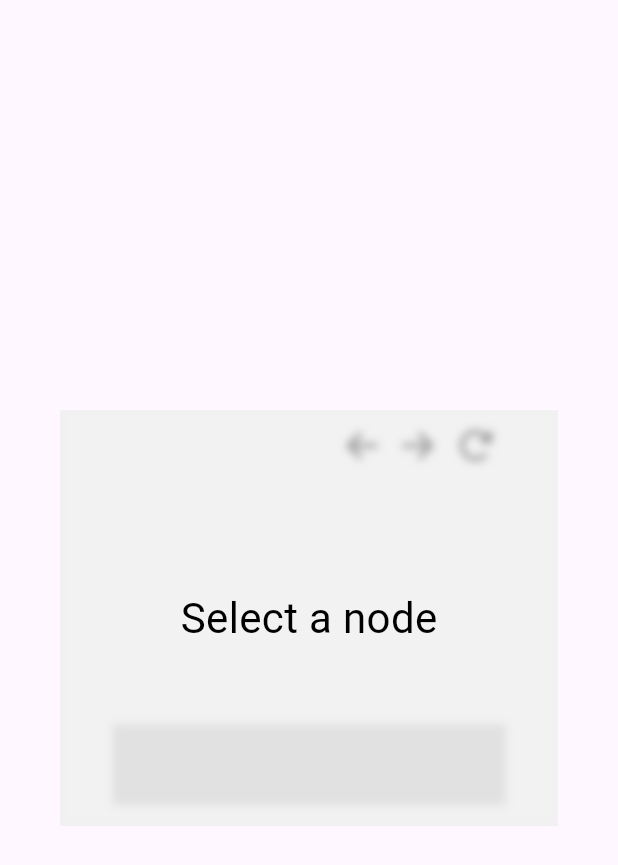
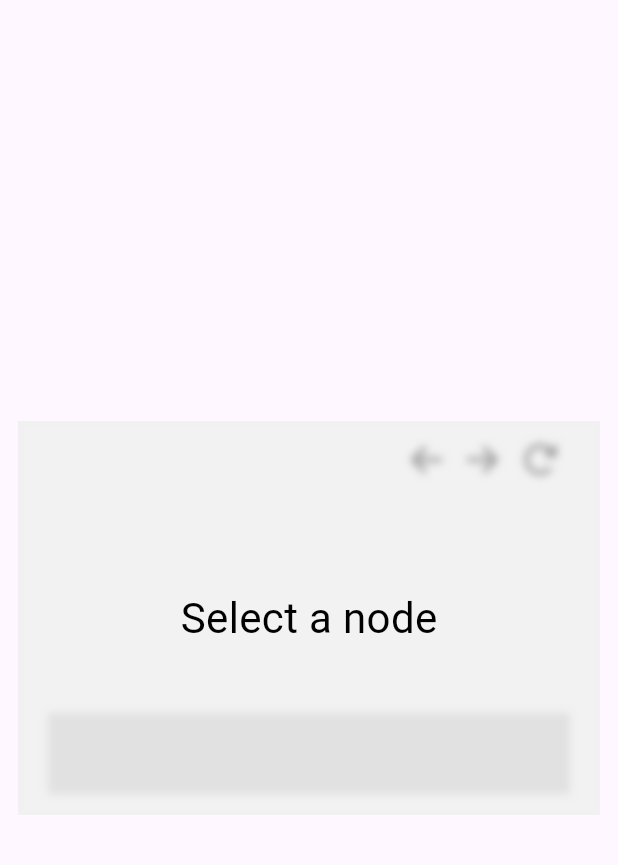
Before and after one commit to AndreiLacatos-works/opc-node-designer, a Flutter app: the DesignerChart widget shown alone on an empty page, opened directly, on a phone screen of 412 x 824 dp. Shown: the top 865 px of the screen. Run offline on Flutter 3.47's test engine with Material 3 defaults, Android fonts, the phone set to English and light mode, and no system bars; our stand-ins replace file_picker, flutter_riverpod, font_awesome_flutter, freezed_annotation, riverpod_annotation; missing offline and left inert: window_manager; generated files the repository leaves out were written again; statements that could not run were skipped.

Commit message:
Widget structure rework

```diff
--- a/src/waveform_designer/lib/widgets/designer/chart/DesignerChart.dart
+++ b/src/waveform_designer/lib/widgets/designer/chart/DesignerChart.dart
@@ -5,7 +5,6 @@ import 'package:flutter_riverpod/flutter_riverpod.dart';
 import 'package:waveform_designer/state/designer/designer.state.dart';
 import 'package:waveform_designer/state/opc_designer/opc_designer.state.dart';
 import 'package:waveform_designer/state/opc_structure/opc_structure.model.dart';
-import 'package:waveform_designer/state/waveform/waveform.model.dart';
 import 'package:waveform_designer/state/waveform/waveform.state.dart';
 import 'package:waveform_designer/theme/AppTheme.dart';
 import 'package:waveform_designer/widgets/designer/chart/PanControls.dart';
@@ -21,37 +20,26 @@ class DesignerChart extends ConsumerWidget {
     final panningState = ref.watch(designerStateProvider);
     final valueNodeSelected =
         ref.watch(opcDesignerStateProvider).selectedNode is OpcValueNodeModel;
-    final isVoidState = waveformState.type == Void;
+
     return Expanded(
       child: Padding(
-        padding: EdgeInsets.fromLTRB(40, 0, 40, 0),
-        child: Center(
+        padding: const EdgeInsets.all(12),
+        child: Column(
+          mainAxisAlignment: MainAxisAlignment.center,
+          children: [
+            Container(
+              color: AppTheme.foreground,
               child: Stack(
                 children: [
-              Column(
-                mainAxisAlignment: MainAxisAlignment.center,
-                mainAxisSize: MainAxisSize.min,
+                  Padding(
+                    padding: const EdgeInsets.symmetric(
+                        vertical: 14, horizontal: 20),
+                    child: Column(
                       children: [
-                  Container(
-                    width: double.infinity,
-                    padding: EdgeInsets.fromLTRB(35, 12, 35, 12),
-                    color: AppTheme.foreground,
-                    child: PanControls(),
-                  ),
-                  Transform.translate(
-                    offset: Offset(0, -1),
-                    child: Container(
-                      padding: EdgeInsets.all(35),
-                      color: AppTheme.foreground,
-                      child: Stack(
-                        children: isVoidState
-                            ? [
-                                AspectRatio(
-                                  aspectRatio: 3.2,
-                                  child: SizedBox.expand(),
-                                ),
-                              ]
-                            : [
+                        PanControls(),
+                        SizedBox.square(dimension: 12),
+                        Stack(
+                          children: [
                             AspectRatio(
                               aspectRatio: 3.2,
                               child: ChartPainter(
@@ -61,7 +49,6 @@ class DesignerChart extends ConsumerWidget {
                             ),
                             AspectRatio(
                               aspectRatio: 3.2,
-                                  child: InteractionHandler(
                               child: CustomPaint(
                                 painter: TickPainter(
                                   duration: waveformState.duration,
@@ -71,20 +58,16 @@ class DesignerChart extends ConsumerWidget {
                                 ),
                               ),
                             ),
+                            AspectRatio(
+                              aspectRatio: 3.2,
+                              child: InteractionHandler(),
                             ),
                           ],
                         ),
+                        SizedBox.square(dimension: 36),
+                        PanIndicator(),
+                      ],
                     ),
-                  ),
-                  Transform.translate(
-                    offset: Offset(0, -2),
-                    child: Container(
-                      padding: EdgeInsets.fromLTRB(35, 12, 35, 12),
-                      color: AppTheme.foreground,
-                      child: PanIndicator(),
-                    ),
-                  ),
-                ],
                   ),
                   if (!valueNodeSelected)
                     Positioned.fill(
@@ -112,6 +95,8 @@ class DesignerChart extends ConsumerWidget {
                 ],
               ),
             ),
+          ],
+        ),
       ),
     );
   }
--- a/src/waveform_designer/lib/widgets/designer/chart/interaction/InteractionHandler.Actions.dart
+++ b/src/waveform_designer/lib/widgets/designer/chart/interaction/InteractionHandler.Actions.dart
@@ -15,7 +15,7 @@ mixin InteractionHandlerActions<T extends ConsumerStatefulWidget>
         ValueRangeMapper,
         PointTransformer,
         NeighboringTickCalculator {
-  void onHover(BuildContext context, PointerHoverEvent event) {
+  void onHover(PointerHoverEvent event) {
     final waveForm = ref.read(waveFormStateProvider);
     final designer = ref.read(designerStateProvider);
     setState(() {
--- a/src/waveform_designer/lib/widgets/designer/chart/interaction/InteractionHandler.dart
+++ b/src/waveform_designer/lib/widgets/designer/chart/interaction/InteractionHandler.dart
@@ -1,6 +1,7 @@
 import 'package:flutter/services.dart' as DS;
 import 'package:flutter/widgets.dart';
 import 'package:flutter_riverpod/flutter_riverpod.dart';
+import 'package:waveform_designer/theme/AppTheme.dart';
 import 'package:waveform_designer/widgets/designer/chart/calc/NeighboringTickCalculator.dart';
 import 'package:waveform_designer/widgets/designer/chart/calc/PointTransformer.dart';
 import 'package:waveform_designer/calc/ValueRangeMapper.dart';
@@ -19,12 +20,6 @@ import 'package:waveform_designer/widgets/designer/chart/interaction/move_handle
 import 'package:window_manager/window_manager.dart';
 
 class InteractionHandler extends ConsumerStatefulWidget {
-  final Widget child;
-
-  InteractionHandler({
-    required this.child,
-  });
-
   @override
   ConsumerState<ConsumerStatefulWidget> createState() => _InteractionHandler();
 }
@@ -126,9 +121,7 @@ class _InteractionHandler extends ConsumerState<InteractionHandler>
         Container(
           child: MouseRegion(
             key: _widgetKey,
-            onHover: (e) {
-              onHover(context, e);
-            },
+            onHover: onHover,
             onExit: onExit,
             cursor: getHoverCursor(),
             child: GestureDetector(
@@ -139,7 +132,7 @@ class _InteractionHandler extends ConsumerState<InteractionHandler>
               child: Container(
                 width: double.infinity,
                 height: double.infinity,
-                child: widget.child,
+                color: AppTheme.foreground.withAlpha(0),
               ),
             ),
           ),
```
Lines whose indentation alone changed are shown as unchanged.
